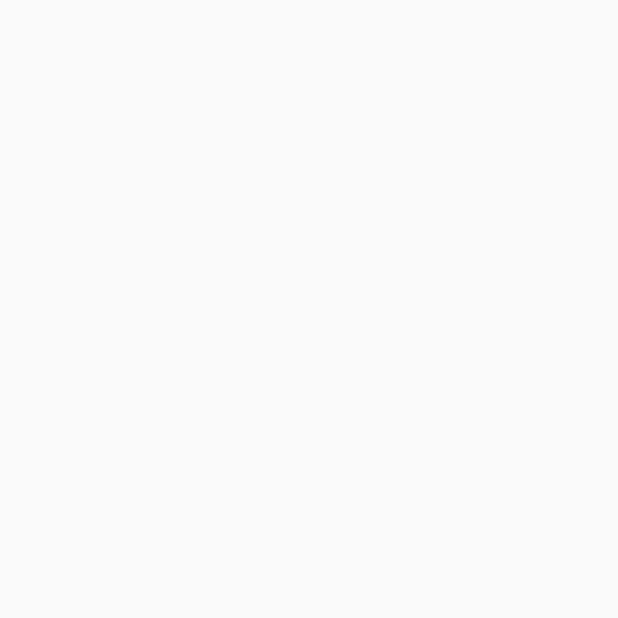
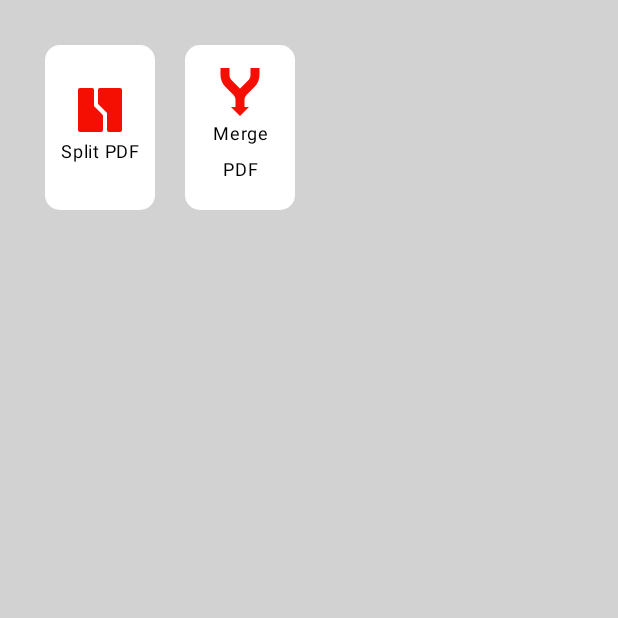
Before and after one commit to Burhan7777/RedPdfPro, an Android app built with Jetpack Compose: the screen it shows after launch (MainActivity), on a phone screen of 412 x 824 dp, the top half of it. Before the commit the part shown is empty. Run offline under Robolectric (Android 15) with nearby library versions, the phone set to English and light mode, and no system bars.

Commit message:
Adds homePage and colors and themes

```diff
--- a/app/src/main/java/com/pzbdownloaders/redpdfpro/MainActivity.kt
+++ b/app/src/main/java/com/pzbdownloaders/redpdfpro/MainActivity.kt
@@ -3,6 +3,7 @@ package com.pzbdownloaders.redpdfpro
 import android.os.Bundle
 import androidx.activity.ComponentActivity
 import androidx.activity.compose.setContent
+import androidx.compose.foundation.background
 import androidx.compose.foundation.layout.Column
 import androidx.compose.foundation.layout.fillMaxSize
 import androidx.compose.material3.MaterialTheme
@@ -20,7 +21,11 @@ class MainActivity : ComponentActivity() {
         super.onCreate(savedInstanceState)
         setContent {
             RedPdfProTheme {
-                Column(modifier = Modifier.fillMaxSize()) {
+                Column(
+                    modifier = Modifier
+                        .fillMaxSize()
+                        .background(MaterialTheme.colorScheme.secondary)
+                ) {
                     MyNavHost(rememberNavController())
                 }
             }
--- /dev/null
+++ b/app/src/main/java/com/pzbdownloaders/redpdfpro/core/presentation/Component/FeatureBox.kt
@@ -0,0 +1,74 @@
+package com.pzbdownloaders.redpdfpro.core.presentation.Component
+
+import android.graphics.Paint.Align
+import androidx.compose.foundation.background
+import androidx.compose.foundation.layout.Arrangement
+import androidx.compose.foundation.layout.Box
+import androidx.compose.foundation.layout.Column
+import androidx.compose.foundation.layout.fillMaxSize
+import androidx.compose.foundation.layout.height
+import androidx.compose.foundation.layout.padding
+import androidx.compose.foundation.layout.width
+import androidx.compose.foundation.layout.wrapContentHeight
+import androidx.compose.foundation.layout.wrapContentWidth
+import androidx.compose.foundation.shape.CornerSize
+import androidx.compose.material3.Card
+import androidx.compose.material3.Icon
+import androidx.compose.material3.MaterialTheme
+import androidx.compose.material3.Text
+import androidx.compose.runtime.Composable
+import androidx.compose.runtime.MutableState
+import androidx.compose.ui.Alignment
+import androidx.compose.ui.Modifier
+import androidx.compose.ui.draw.clip
+import androidx.compose.ui.graphics.Color
+import androidx.compose.ui.res.painterResource
+import androidx.compose.ui.res.stringResource
+import androidx.compose.ui.text.TextStyle
+import androidx.compose.ui.text.style.TextAlign
+import androidx.compose.ui.unit.dp
+import androidx.compose.ui.unit.em
+import androidx.compose.ui.unit.sp
+import androidx.navigation.NavHostController
+import com.pzbdownloaders.redpdfpro.R
+
+@Composable
+fun FeatureBox(
+    stringId: Int,
+    drawableId: Int,
+    contentDescription: String,
+    navHostController: NavHostController
+) {
+    Box(
+        modifier = Modifier
+            .wrapContentWidth()
+            .height(110.dp)
+            .clip(
+                shape = MaterialTheme.shapes.medium.copy(
+                    all = CornerSize(10.dp)
+                )
+            )
+            .background(MaterialTheme.colorScheme.primary)
+            .padding(all = 10.dp)
+    ) {
+        Column(
+            verticalArrangement = Arrangement.Center,
+            horizontalAlignment = Alignment.CenterHorizontally,
+            modifier = Modifier.fillMaxSize()
+        ) {
+            Icon(
+                painter = painterResource(
+                    id = drawableId
+                ),
+                contentDescription = contentDescription,
+                tint = Color.Unspecified
+            )
+            Text(
+                text = stringResource(id = stringId),
+                modifier = Modifier,
+                fontSize =  12.sp,
+                textAlign = TextAlign.Center,
+            )
+        }
+    }
+}
--- a/app/src/main/java/com/pzbdownloaders/redpdfpro/core/presentation/HomePage.kt
+++ b/app/src/main/java/com/pzbdownloaders/redpdfpro/core/presentation/HomePage.kt
@@ -1,14 +1,50 @@
 package com.pzbdownloaders.redpdfpro.core.presentation
 
+import androidx.compose.foundation.background
+import androidx.compose.foundation.layout.Arrangement
 import androidx.compose.foundation.layout.Column
 import androidx.compose.foundation.layout.fillMaxSize
+import androidx.compose.foundation.layout.padding
+import androidx.compose.foundation.lazy.grid.GridCells
+import androidx.compose.foundation.lazy.grid.LazyVerticalGrid
+import androidx.compose.material3.MaterialTheme
 import androidx.compose.runtime.Composable
 import androidx.compose.ui.Modifier
+import androidx.compose.ui.unit.dp
 import androidx.navigation.NavHostController
+import com.pzbdownloaders.redpdfpro.R
+import com.pzbdownloaders.redpdfpro.core.presentation.Component.FeatureBox
 
 @Composable
 fun HomePage(navHostController: NavHostController) {
-    Column(modifier = Modifier.fillMaxSize()) {
+    Column(
+        modifier = Modifier
+            .fillMaxSize()
+            .padding(30.dp)
+            .background(MaterialTheme.colorScheme.secondary)
+    ) {
+        LazyVerticalGrid(
+            columns = GridCells.Adaptive(70.dp),
+            verticalArrangement = Arrangement.spacedBy(20.dp),
+            horizontalArrangement = Arrangement.spacedBy(20.dp)
+        ) {
+            item() {
+                FeatureBox(
+                    stringId = R.string.splitPdf,
+                    drawableId = R.drawable.split,
+                    contentDescription = "Split PDF",
+                    navHostController
+                )
+            }
+            item() {
+                FeatureBox(
+                    stringId = R.string.mergePdf,
+                    drawableId = R.drawable.merge,
+                    contentDescription = "Merge PDF",
+                    navHostController
+                )
+            }
 
+        }
     }
 }
--- a/app/src/main/java/com/pzbdownloaders/redpdfpro/ui/theme/Color.kt
+++ b/app/src/main/java/com/pzbdownloaders/redpdfpro/ui/theme/Color.kt
@@ -2,10 +2,10 @@ package com.pzbdownloaders.redpdfpro.ui.theme
 
 import androidx.compose.ui.graphics.Color
 
-val Purple80 = Color(0xFFD0BCFF)
-val PurpleGrey80 = Color(0xFFCCC2DC)
-val Pink80 = Color(0xFFEFB8C8)
-
-val Purple40 = Color(0xFF6650a4)
-val PurpleGrey40 = Color(0xFF625b71)
-val Pink40 = Color(0xFF7D5260)
+val primaryColorDark = Color(0xFF111111)
+val secondaryColorDark = Color(0xFF222222)
+val primaryColorLight = Color(0xFFFFFFFF)
+val secondaryColorLight = Color(0xFFD2D2D2)
+val black = Color(0xFF111111)
+val white = Color(0xFFFFFFFF)
+val pdfRed = Color(0xFFF40F02)
--- a/app/src/main/java/com/pzbdownloaders/redpdfpro/ui/theme/Theme.kt
+++ b/app/src/main/java/com/pzbdownloaders/redpdfpro/ui/theme/Theme.kt
@@ -16,15 +16,17 @@ import androidx.compose.ui.platform.LocalView
 import androidx.core.view.WindowCompat
 
 private val DarkColorScheme = darkColorScheme(
-    primary = Purple80,
-    secondary = PurpleGrey80,
-    tertiary = Pink80
+    primary = primaryColorDark,
+    secondary = secondaryColorDark,
+    onPrimary = white,
+    onSecondary = black
 )
 
 private val LightColorScheme = lightColorScheme(
-    primary = Purple40,
-    secondary = PurpleGrey40,
-    tertiary = Pink40
+    primary = primaryColorLight,
+    secondary = secondaryColorLight,
+    onPrimary = black,
+    onSecondary = white
 
     /* Other default colors to override
     background = Color(0xFFFFFBFE),
@@ -47,7 +49,7 @@ fun RedPdfProTheme(
     val colorScheme = when {
         dynamicColor && Build.VERSION.SDK_INT >= Build.VERSION_CODES.S -> {
             val context = LocalContext.current
-            if (darkTheme) dynamicDarkColorScheme(context) else dynamicLightColorScheme(context)
+            if (darkTheme) DarkColorScheme else LightColorScheme
         }
 
         darkTheme -> DarkColorScheme
--- /dev/null
+++ b/app/src/main/res/drawable/merge.xml
@@ -0,0 +1,7 @@
+<vector android:height="32dp" android:viewportHeight="32"
+    android:viewportWidth="32" android:width="32dp" xmlns:android="http://schemas.android.com/apk/res/android">
+    <path android:fillColor="#F40F02" android:pathData="M25.425,12.111c1.983,-1.983 3.075,-4.621 3.075,-7.425V0.5h-5v4.187c0,1.469 -0.572,2.85 -1.611,3.889l-5.313,5.313c-0.191,0.191 -0.38,0.398 -0.578,0.637c1.509,1.773 2.356,4.125 2.491,6.288c0.241,-1.331 0.703,-2.469 1.623,-3.389L25.425,12.111z"/>
+    <path android:fillColor="#F40F02" android:pathData="M17.017,13.447c0,0 -0.822,0.84 -1.02,1.078c1.509,1.773 2.491,4.435 2.491,6.288c0.256,-1.227 0.473,-1.907 1.045,-2.701C19.059,16.396 18.21,14.811 17.017,13.447z"/>
+    <path android:fillColor="#F40F02" android:pathData="M20.793,26.5H18.5v-5.187c-0.025,-2.698 -1.092,-5.441 -3.074,-7.424L10.11,8.575C9.072,7.536 8.5,6.155 8.5,4.687V0.5h-5v4.187c0,2.804 1.092,5.441 3.074,7.424l5.315,5.314c1.038,1.039 1.61,2.42 1.61,3.889V26.5h-2.293L16,31.293L20.793,26.5z"/>
+    <path android:fillColor="#F40F02" android:pathData="M23,0v4.687c0,1.335 -0.521,2.591 -1.465,3.536l-5.313,5.313c-0.078,0.078 -0.149,0.162 -0.221,0.244c-0.075,-0.08 -0.143,-0.166 -0.221,-0.244l-5.315,-5.314C9.521,7.278 9,6.022 9,4.687V0H3v4.687c0,2.938 1.144,5.7 3.221,7.778l5.315,5.314c0.943,0.944 1.464,2.2 1.464,3.535V26h-3l6,6l6,-6h-3v-4.687c0,-1.335 0.521,-2.591 1.465,-3.536l5.313,-5.313C27.856,10.386 29,7.624 29,4.687V0H23zM19.586,27L16,30.586L12.414,27H14v-5.687c0,-1.602 -0.624,-3.109 -1.757,-4.242l-5.315,-5.314C5.04,9.868 4,7.357 4,4.687V1h4v3.687c0,1.602 0.624,3.109 1.757,4.242l5.315,5.314C16.96,16.132 18,18.643 18,21.313V27H19.586zM28,4.687c0,2.671 -1.04,5.182 -2.929,7.071l-5.314,5.313c-0.458,0.458 -0.819,0.983 -1.103,1.544c-0.372,-1.479 -1.045,-2.862 -1.997,-4.075c0.088,-0.101 0.175,-0.203 0.27,-0.298l5.314,-5.313C23.376,7.796 24,6.289 24,4.687V1h4V4.687z"/>
+</vector>
--- /dev/null
+++ b/app/src/main/res/drawable/split.xml
@@ -0,0 +1,14 @@
+<vector android:height="32dp" android:viewportHeight="48"
+    android:viewportWidth="48" android:width="32dp" xmlns:android="http://schemas.android.com/apk/res/android">
+    <path android:fillAlpha="0.01" android:fillColor="#ffffff" android:pathData="M0,0h48v48h-48z"/>
+    <path android:fillColor="#F40F02" android:pathData="M44,44V4H24V17L33,26V44H44Z"/>
+    <path android:fillColor="#F40F02" android:pathData="M4,4V44H25V30L16,21V4H4Z"/>
+    <path android:fillColor="#00000000"
+        android:pathData="M44,44V4H24V17L33,26V44H44Z"
+        android:strokeColor="#F40F02" android:strokeLineCap="round"
+        android:strokeLineJoin="round" android:strokeWidth="4"/>
+    <path android:fillColor="#F40F02"
+        android:pathData="M4,4V44H25V30L16,21V4H4Z"
+        android:strokeColor="#F40F02" android:strokeLineCap="round"
+        android:strokeLineJoin="round" android:strokeWidth="4"/>
+</vector>
--- a/app/src/main/res/values/strings.xml
+++ b/app/src/main/res/values/strings.xml
@@ -1,3 +1,5 @@
 <resources>
     <string name="app_name">RedPdfPro</string>
+    <string name="splitPdf">Split PDF</string>
+    <string name="mergePdf">Merge PDF</string>
 </resources>
```
